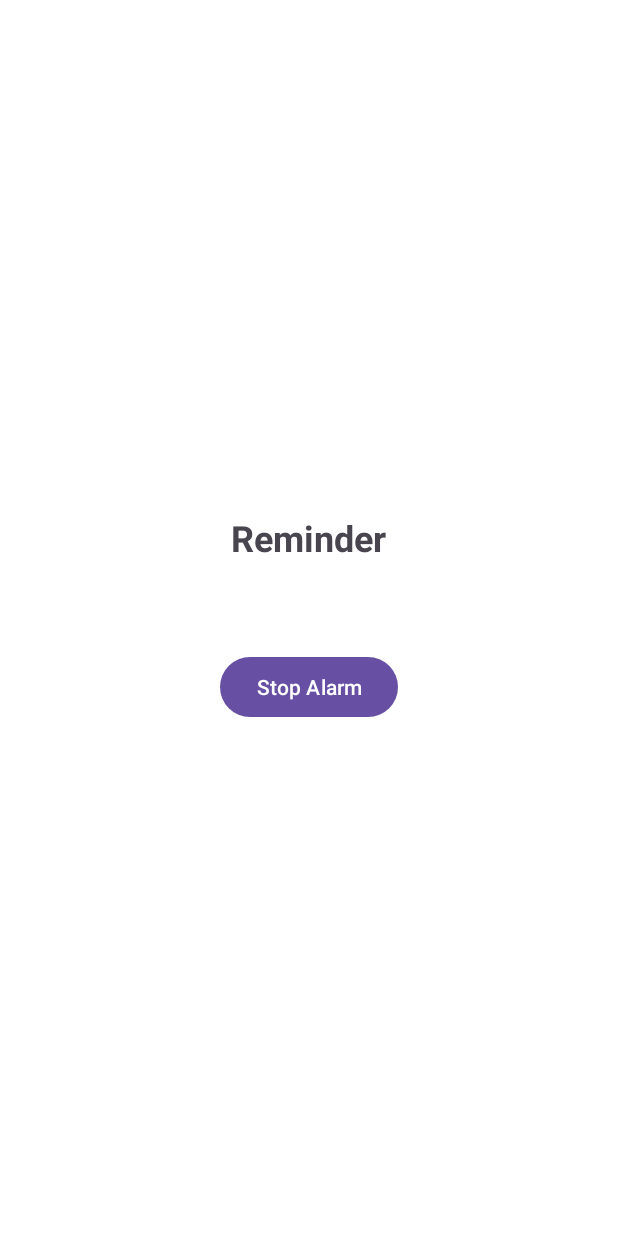
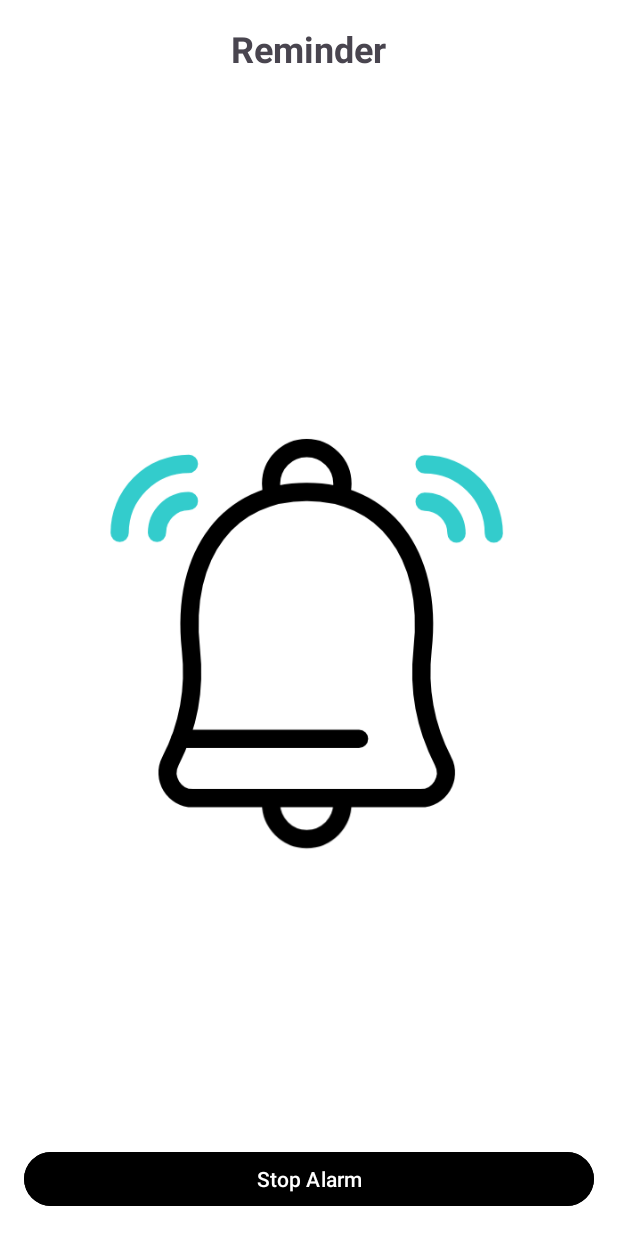
Before and after one commit to Sithila69/PlanMate, an Android app: the AlarmActivity screen opened directly, with no data from a screen before it, on a phone screen of 412 x 824 dp. Run offline under Robolectric (Android 15) with nearby library versions, the phone set to English and light mode, and no system bars.

Commit message:
Lassana kara

```diff
--- a/app/build.gradle.kts
+++ b/app/build.gradle.kts
@@ -53,6 +53,7 @@ dependencies {
     implementation(libs.androidx.core.ktx)
     implementation(libs.androidx.appcompat)
     implementation(libs.material)
+    implementation(libs.android.gif.drawable)
     implementation(libs.androidx.activity)
     implementation(libs.androidx.constraintlayout)
     testImplementation(libs.junit)
--- a/app/src/main/res/layout/activity_alarm.xml
+++ b/app/src/main/res/layout/activity_alarm.xml
@@ -21,11 +21,20 @@
         android:textSize="20sp"
         android:layout_marginBottom="16dp"/>
 
+    <!-- Add GifImageView for the bell GIF -->
+    <pl.droidsonroids.gif.GifImageView
+        android:id="@+id/bellGif"
+        android:layout_width="wrap_content"
+        android:layout_height="wrap_content"
+        android:src="@drawable/bell"
+        android:layout_marginBottom="16dp"/>
+
     <Button
         android:id="@+id/stopAlarmButton"
-        android:layout_width="wrap_content"
+        android:layout_width="match_parent"
         android:layout_height="wrap_content"
-        android:text="Stop Alarm"
-        android:layout_gravity="center"/>
+        android:text="@string/stop_alarm"
+        android:layout_gravity="center"
+        android:backgroundTint="@color/black"/>
 
 </LinearLayout>
--- a/app/src/main/res/layout/activity_main.xml
+++ b/app/src/main/res/layout/activity_main.xml
@@ -14,7 +14,7 @@
         android:text="@string/app_name"
         android:textSize="24sp"
         android:textStyle="bold"
-        android:textColor="@color/dark_brown"
+        android:textColor="@color/black"
         android:layout_marginBottom="16dp" />
 
     <!-- Task Title -->
--- a/app/src/main/res/values/strings.xml
+++ b/app/src/main/res/values/strings.xml
@@ -28,4 +28,5 @@
     <string name="hh_mm_ss">HH:MM:SS</string>
     <string name="due_date">Due Date:</string>
     <string name="_00_00_00">00:00:00</string>
+    <string name="stop_alarm">Stop Alarm</string>
 </resources>
--- a/gradle/libs.versions.toml
+++ b/gradle/libs.versions.toml
@@ -12,6 +12,7 @@ constraintlayout = "2.1.4"
 
 [libraries]
 androidx-core-ktx = { group = "androidx.core", name = "core-ktx", version.ref = "coreKtx" }
+android-gif-drawable = { module = "pl.droidsonroids.gif:android-gif-drawable", version = "1.2.24" }
 junit = { group = "junit", name = "junit", version.ref = "junit" }
 androidx-junit = { group = "androidx.test.ext", name = "junit", version.ref = "junitVersion" }
 androidx-espresso-core = { group = "androidx.test.espresso", name = "espresso-core", version.ref = "espressoCore" }
```
Also changed, not shown: app/src/main/res/drawable/bell.gif (added).
